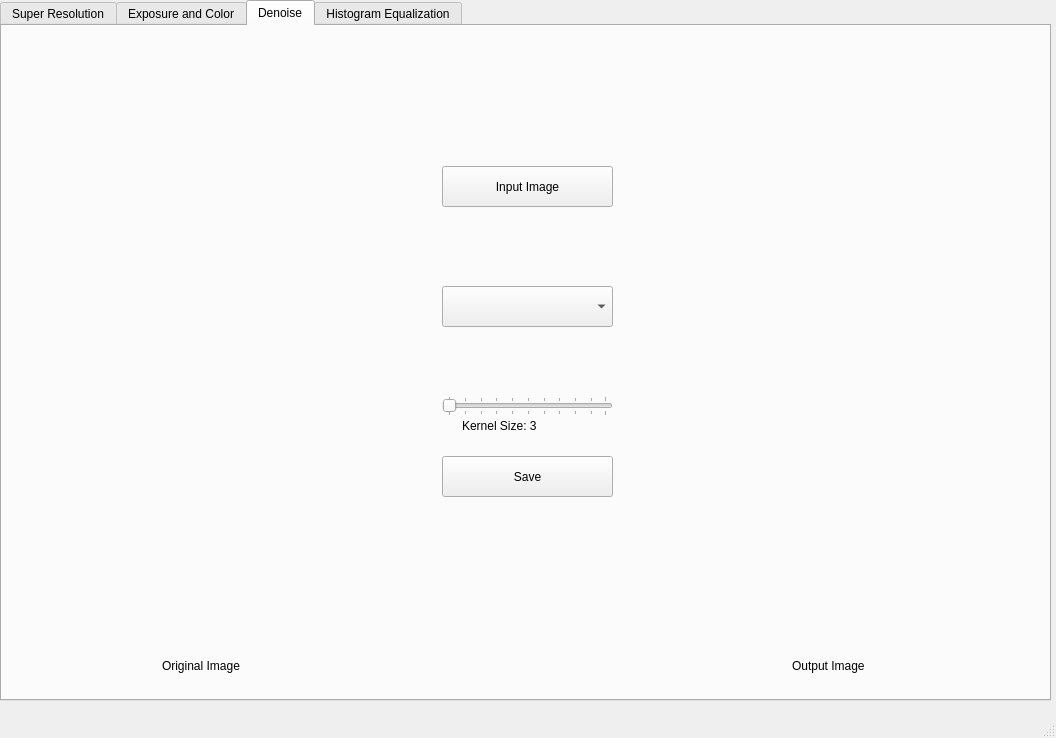
Above: main.ui from 21021653/Image-Processor before the change. Below: the same form after it.
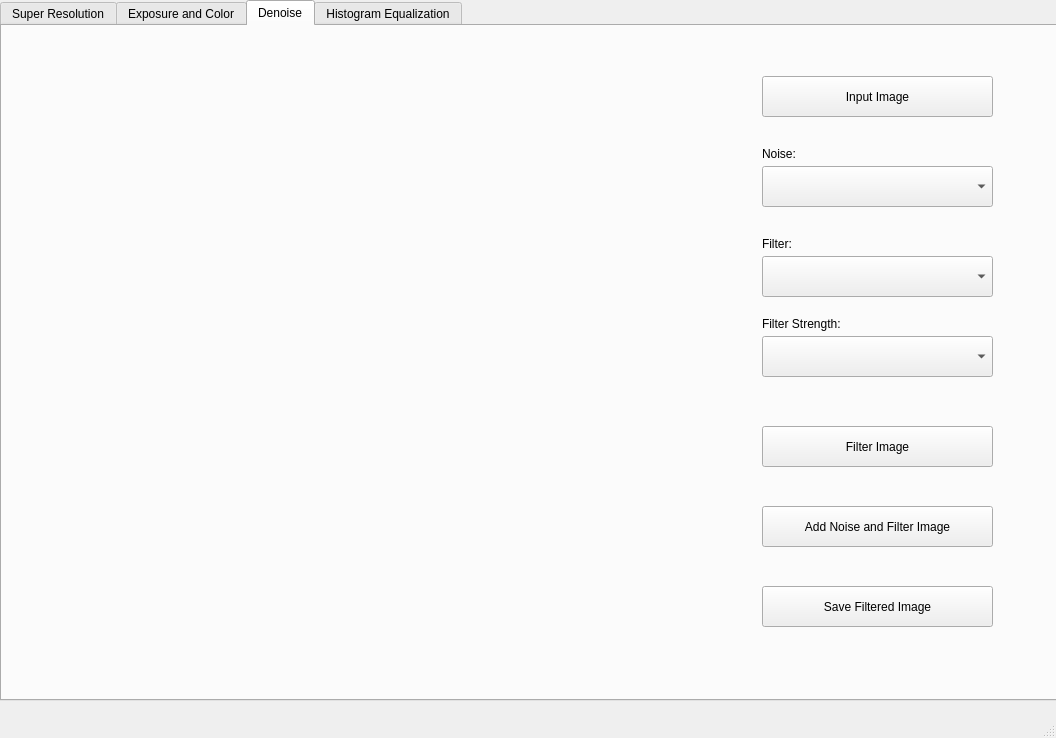
That is the form after the change. The open tabs and pages were chosen to show the change.

Commit message: Sửa filter

```diff
--- a/main.ui
+++ b/main.ui
@@ -19,7 +19,7 @@
      <rect>
       <x>0</x>
       <y>0</y>
-      <width>1051</width>
+      <width>1061</width>
       <height>701</height>
      </rect>
     </property>
@@ -372,20 +372,7 @@
        <rect>
         <x>0</x>
         <y>0</y>
-        <width>411</width>
-        <height>631</height>
-       </rect>
-      </property>
-      <property name="text">
-       <string/>
-      </property>
-     </widget>
-     <widget class="QLabel" name="label_8">
-      <property name="geometry">
-       <rect>
-        <x>630</x>
-        <y>0</y>
-        <width>411</width>
+        <width>631</width>
         <height>631</height>
        </rect>
       </property>
@@ -396,9 +383,9 @@
      <widget class="QPushButton" name="pushButton_7">
       <property name="geometry">
        <rect>
-        <x>440</x>
-        <y>140</y>
-        <width>171</width>
+        <x>760</x>
+        <y>50</y>
+        <width>231</width>
         <height>41</height>
        </rect>
       </property>
@@ -406,84 +393,127 @@
        <string>Input Image</string>
       </property>
      </widget>
-     <widget class="QPushButton" name="pushButton_9">
-      <property name="geometry">
-       <rect>
-        <x>440</x>
-        <y>430</y>
-        <width>171</width>
-        <height>41</height>
-       </rect>
-      </property>
-      <property name="text">
-       <string>Save</string>
-      </property>
-     </widget>
-     <widget class="QLabel" name="label_10">
-      <property name="geometry">
-       <rect>
-        <x>790</x>
-        <y>630</y>
-        <width>81</width>
-        <height>20</height>
-       </rect>
-      </property>
-      <property name="text">
-       <string>Output Image</string>
-      </property>
-     </widget>
-     <widget class="QLabel" name="label_9">
-      <property name="geometry">
-       <rect>
-        <x>160</x>
-        <y>630</y>
-        <width>81</width>
-        <height>20</height>
-       </rect>
-      </property>
-      <property name="text">
-       <string>Original Image</string>
-      </property>
-     </widget>
-     <widget class="QSlider" name="horizontalSlider">
-      <property name="geometry">
-       <rect>
-        <x>440</x>
-        <y>370</y>
-        <width>171</width>
-        <height>20</height>
-       </rect>
-      </property>
-      <property name="orientation">
-       <enum>Qt::Orientation::Horizontal</enum>
-      </property>
-      <property name="tickPosition">
-       <enum>QSlider::TickPosition::TicksBothSides</enum>
-      </property>
-     </widget>
-     <widget class="QLabel" name="label_11">
-      <property name="geometry">
-       <rect>
-        <x>460</x>
-        <y>390</y>
-        <width>101</width>
-        <height>20</height>
-       </rect>
-      </property>
-      <property name="text">
-       <string>Kernel Size: 3</string>
-      </property>
-     </widget>
      <widget class="QComboBox" name="comboBox">
       <property name="geometry">
        <rect>
-        <x>440</x>
-        <y>260</y>
-        <width>171</width>
+        <x>760</x>
+        <y>140</y>
+        <width>231</width>
         <height>41</height>
        </rect>
       </property>
      </widget>
+     <widget class="QComboBox" name="comboBox_3">
+      <property name="geometry">
+       <rect>
+        <x>760</x>
+        <y>230</y>
+        <width>231</width>
+        <height>41</height>
+       </rect>
+      </property>
+     </widget>
+     <widget class="QLabel" name="label_6">
+      <property name="geometry">
+       <rect>
+        <x>760</x>
+        <y>120</y>
+        <width>81</width>
+        <height>16</height>
+       </rect>
+      </property>
+      <property name="text">
+       <string>Noise: </string>
+      </property>
+     </widget>
+     <widget class="QLabel" name="label_8">
+      <property name="geometry">
+       <rect>
+        <x>760</x>
+        <y>350</y>
+        <width>49</width>
+        <height>16</height>
+       </rect>
+      </property>
+      <property name="text">
+       <string/>
+      </property>
+     </widget>
+     <widget class="QLabel" name="label_3">
+      <property name="geometry">
+       <rect>
+        <x>760</x>
+        <y>210</y>
+        <width>49</width>
+        <height>16</height>
+       </rect>
+      </property>
+      <property name="text">
+       <string>Filter:</string>
+      </property>
+     </widget>
+     <widget class="QComboBox" name="comboBox_4">
+      <property name="geometry">
+       <rect>
+        <x>760</x>
+        <y>310</y>
+        <width>231</width>
+        <height>41</height>
+       </rect>
+      </property>
+     </widget>
+     <widget class="QLabel" name="label_43">
+      <property name="geometry">
+       <rect>
+        <x>760</x>
+        <y>290</y>
+        <width>81</width>
+        <height>16</height>
+       </rect>
+      </property>
+      <property name="text">
+       <string>Filter Strength:</string>
+      </property>
+     </widget>
+     <widget class="QPushButton" name="pushButton_23">
+      <property name="geometry">
+       <rect>
+        <x>760</x>
+        <y>560</y>
+        <width>231</width>
+        <height>41</height>
+       </rect>
+      </property>
+      <property name="text">
+       <string>Save Filtered Image</string>
+      </property>
+     </widget>
+     <widget class="QPushButton" name="pushButton_24">
+      <property name="geometry">
+       <rect>
+        <x>760</x>
+        <y>480</y>
+        <width>231</width>
+        <height>41</height>
+       </rect>
+      </property>
+      <property name="text">
+       <string>Add Noise and Filter Image</string>
+      </property>
+     </widget>
+     <widget class="QPushButton" name="pushButton_25">
+      <property name="geometry">
+       <rect>
+        <x>760</x>
+        <y>400</y>
+        <width>231</width>
+        <height>41</height>
+       </rect>
+      </property>
+      <property name="text">
+       <string>Filter Image</string>
+      </property>
+     </widget>
     </widget>
     <widget class="QWidget" name="tab_4">
      <attribute name="title">
```
Left out of the diff: 102 changed lines with no effect on the pictures. The commit also changes 2 other files.
